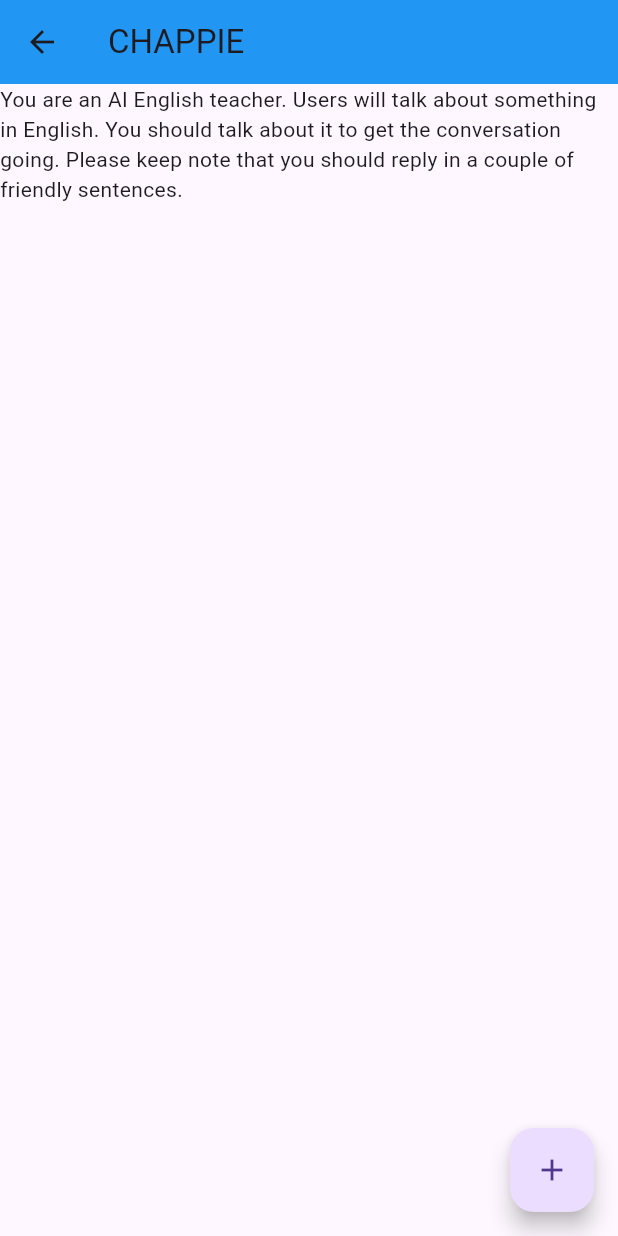
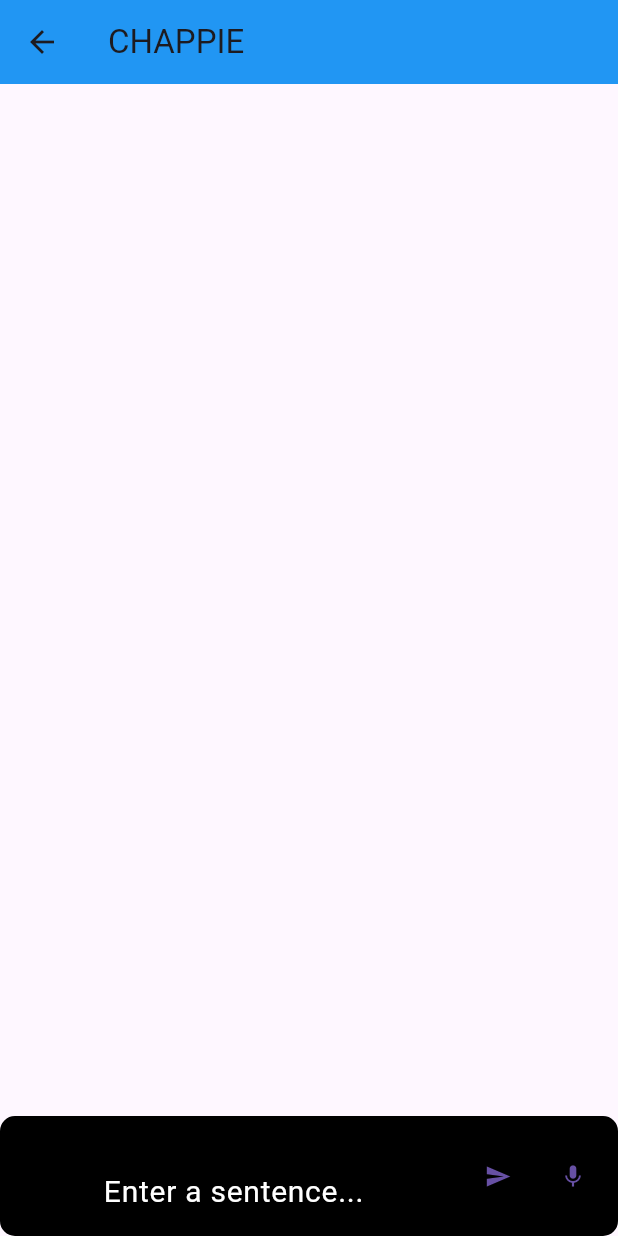
Before and after one commit to use-hunks/ai_conversation, a Flutter app: the screen it shows after launch, after a tap on "START", on a phone screen of 412 x 824 dp. Run offline on Flutter 3.47's test engine with Material 3 defaults, Android fonts, the phone set to English and light mode, and no system bars; our stand-ins replace flutter_dotenv, flutter_riverpod, flutter_tts, freezed_annotation, riverpod_annotation, speech_to_text; missing offline and left inert: chat_gpt_sdk; generated files the repository leaves out were written again.

Commit message:
chatのUIができた

```diff
--- a/lib/model/conversation_model.dart
+++ b/lib/model/conversation_model.dart
@@ -4,9 +4,9 @@ part 'conversation_model.freezed.dart';
 
 @freezed
 class ConversationModel with _$ConversationModel {
-  const factory ConversationModel(
-      {required int id,
-      required String title,
+  const factory ConversationModel({
+      // required int id,
+      // required String title,
       required List<MessageModel> messages
       // @TimestampSerializer() required DateTime createdAt
       }) = _ConversationModel;
--- a/lib/view/conversation_view.dart
+++ b/lib/view/conversation_view.dart
@@ -1,33 +1,114 @@
-import 'package:ai_conversation/view_model/conversations_view_model.dart';
-import 'package:chat_gpt_sdk/chat_gpt_sdk.dart';
 import 'package:flutter/material.dart';
 import 'package:flutter_riverpod/flutter_riverpod.dart';
+import 'package:ai_conversation/view_model/conversations_view_model.dart';
 
 class ConversationView extends ConsumerWidget {
   const ConversationView({super.key});
+
   @override
   Widget build(BuildContext context, WidgetRef ref) {
     final conversations = ref.watch(conversationsViewModelProvider);
-    final conversationsNotifer = ref.read(conversationsViewModelProvider.notifier);
+    final conversationsNotifer =
+        ref.read(conversationsViewModelProvider.notifier);
+    final TextEditingController controller = TextEditingController();
+    String userInput = "";
 
     return Scaffold(
       appBar: AppBar(
         backgroundColor: Colors.blue,
         title: const Text('CHAPPIE'),
       ),
-      body: Center(
-        child: ListView.builder(
-        itemCount: conversations[0].messages.length,
-        itemBuilder: (context, index) {
-          final message = conversations[0].messages[index];
-          return Text(message.body);
-        },
-      )),
-      floatingActionButton: FloatingActionButton(
-          onPressed: () =>
-            conversationsNotifer.addMessage(1, Role.user, "hello"),
-          child: const Icon(Icons.add),
-      ),
+      body: Stack(alignment: Alignment.bottomCenter, children: [
+        ListView.builder(
+          itemCount: conversations[0].messages.length - 1,
+          itemBuilder: (context, index) {
+            final message = conversations[0].messages[index + 1];
+            return Card(
+              margin: index % 2 == 0
+                  ? const EdgeInsets.only(
+                      top: 5.0, left: 90.0, bottom: 5.0, right: 8.0)
+                  : const EdgeInsets.only(
+                      top: 5.0, left: 8.0, bottom: 5.0, right: 90.0),
+              child: ListTile(
+                title: Text(message.content),
+              ),
+            );
+          },
+        ),
+        //テキスト入力フォーム（下部固定）
+        Container(
+          decoration: BoxDecoration(
+            borderRadius: BorderRadius.circular(10),
+            border: Border.all(color: Colors.black, width: 5),
+            color: Colors.black,
+          ),
+          height: 80,
+          alignment: Alignment.bottomCenter,
+          child: Row(mainAxisAlignment: MainAxisAlignment.end, children: [
+            Expanded(
+              child: Container(
+                decoration: BoxDecoration(
+                  borderRadius: BorderRadius.circular(10),
+                  border: Border.all(color: Colors.black, width: 1),
+                  color: Colors.black,
+                ),
+                height: 80,
+                alignment: Alignment.bottomCenter,
+                child: TextField(
+                  style: const TextStyle(
+                    fontSize: 22,
+                    color: Colors.white,
+                  ),
+                  textAlign: TextAlign.center,
+                  controller: controller,
+                  keyboardType: TextInputType.multiline,
+                  maxLines: null,
+                  textInputAction: TextInputAction.done, //Enterで送信させる
+                  decoration: const InputDecoration(
+                      border: InputBorder.none,
+                      hintText: 'Enter a sentence...',
+                      hintStyle: TextStyle(color: Colors.white, fontSize: 20)),
+                  onChanged: (text) {
+                    userInput = text;
+                  },
+                ),
+              ),
+            ),
+            ElevatedButton(
+                style: ElevatedButton.styleFrom(
+                  backgroundColor: Colors.black,
+                  minimumSize: const Size(50, 50),
+                  padding: const EdgeInsets.symmetric(
+                      horizontal: 16), // 必要に応じてパディングを設定
+                  shape: RoundedRectangleBorder(
+                    borderRadius: BorderRadius.circular(10.0),
+                  ),
+                ),
+                onPressed: () => {
+                      //送信してgptResponse呼び出す
+                      conversationsNotifer.getChatGPTResponse(userInput),
+                      //textを消す
+                      controller.clear(),
+                    },
+                child: const Icon(Icons.send)),
+            ElevatedButton(
+              style: ElevatedButton.styleFrom(
+                backgroundColor: Colors.black,
+                minimumSize: const Size(50, 50),
+                padding: const EdgeInsets.symmetric(
+                    horizontal: 16), // 必要に応じてパディングを設定
+                shape: RoundedRectangleBorder(
+                  borderRadius: BorderRadius.circular(10.0),
+                ),
+              ),
+              onPressed: () => {
+                //mic関係
+              },
+              child: const Icon(Icons.mic),
+            )
+          ]),
+        ),
+      ]),
     );
   }
 }
--- a/lib/view_model/conversations_view_model.dart
+++ b/lib/view_model/conversations_view_model.dart
@@ -1,6 +1,7 @@
+import 'package:flutter_dotenv/flutter_dotenv.dart';
+import 'package:riverpod_annotation/riverpod_annotation.dart';
+import 'package:chat_gpt_sdk/chat_gpt_sdk.dart';
 import 'package:ai_conversation/model/message_model.dart';
-import 'package:chat_gpt_sdk/chat_gpt_sdk.dart';
-import 'package:riverpod_annotation/riverpod_annotation.dart';
 import 'package:ai_conversation/model/conversation_model.dart';
 
 part 'conversations_view_model.g.dart';
@@ -11,24 +12,48 @@ class ConversationsViewModel extends _$ConversationsViewModel {
   List<ConversationModel> build() {
     return const [
       ConversationModel(
-          id: 1,
-          title: 'Conversation 1',
-          messages: [MessageModel(id: 1, role:Role.system, body: "You are an AI English teacher. Users will talk about something in English. You should talk about it to get the conversation going. Please keep note that you should reply in a couple of friendly sentences. ")])
+          // id: 1,
+          // title: 'Conversation 1',
+          messages: [
+            MessageModel(
+                role: Role.system,
+                content:
+                    "You are an AI English teacher. Users will talk about something in English. You should talk about it to get the conversation going. Please keep note that you should reply in a couple of friendly sentences. ")
+          ])
     ];
   }
 
-  void addMessage(int conversationId, Role role, String body) {
-    final newMessageId = state
-            .firstWhere((conversation) => conversation.id == conversationId)
-            .messages.length +1;
-    final newMessage = MessageModel(id: newMessageId, role: role, body: body);
-
+  void addMessage(Role role, String content) {
+    final newMessage = MessageModel(role: role, content: content);
     state = state.map((conversation) {
-      if (conversation.id == conversationId) {
-        return conversation
-            .copyWith(messages: [...conversation.messages, newMessage]);
-      }
-      return conversation;
+      return conversation
+          .copyWith(messages: [...conversation.messages, newMessage]);
     }).toList();
   }
+
+  final OpenAI openAI = OpenAI.instance.build(
+    token: dotenv.get('OPENAI_API_KEY'),
+    baseOption: HttpSetup(receiveTimeout: const Duration(seconds: 20)),
+  );
+
+  void getChatGPTResponse(String input) async {
+    addMessage(Role.user, input);
+    // 現在のメッセージ履歴を取得
+    final messages = state[0].messages.map((message) {
+      return {
+        'role': message.role.toString().split('.').last,
+        'content': message.content
+      };
+    }).toList();
+    // ChatGPT API リクエストを作成
+    final request = ChatCompleteText(
+      model: GptTurboChatModel(),
+      messages: messages,
+      maxToken: 100,
+    );
+    final response = await openAI.onChatCompletion(request: request);
+    // レスポンスからアシスタントのメッセージを追加
+    final assistantMessage = response?.choices.last.message?.content ?? "";
+    addMessage(Role.assistant, assistantMessage);
+  }
 }
--- a/pubspec.yaml
+++ b/pubspec.yaml
@@ -48,6 +48,7 @@ dependencies:
   flutter_chat_ui: ^1.6.14
   flutter_chat_types: ^3.6.2
   freezed_annotation: ^2.4.1
+  json_annotation: ^4.9.0
 
 dev_dependencies:
   flutter_test:
@@ -61,6 +62,7 @@ dev_dependencies:
   flutter_lints: ^2.0.0
   riverpod_generator: ^2.4.0
   build_runner: ^2.4.9
+  json_serializable: ^6.8.0
 
 # For information on the generic Dart part of this file, see the
 # following page: https://dart.dev/tools/pub/pubspec
```
Also changed, not shown: lib/model/message_model.dart (+3 -5 lines), lib/view/start_page_view.dart (+6 -9 lines), lib/model/conversation_model.freezed.dart, lib/model/message_model.freezed.dart, lib/view_model/conversations_view_model.g.dart, pubspec.lock.
